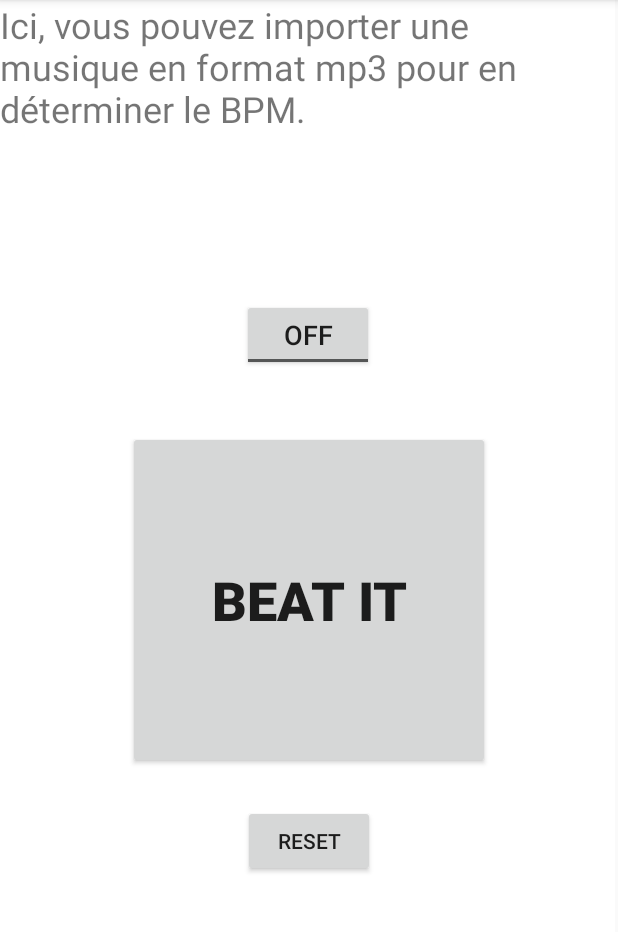
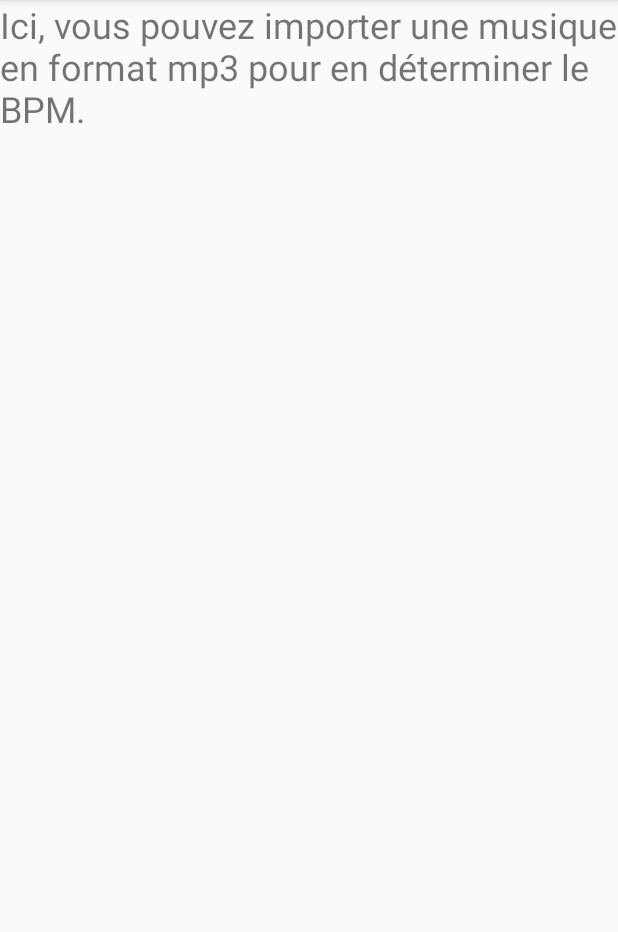
Before and after one commit to PaulDance/PocketBeat, an Android app: the screen it shows after launch (MainActivity), in the side drawer, after a tap on "Trouver le BPM d'une musique", on a phone screen of 412 x 824 dp, the part 84-1016 px from its top. Run offline under Robolectric (Android 15) with nearby library versions, the phone set to English and light mode, and no system bars.

Commit message:
Rearranged main content to a fragment
Instead of having the pocket beat elements in the main activity load up in the background and the loaded fragments appear on top of them, they were moved to be used as a fragment also. Layouts were consequently reworked in order to enable the drawer navigator and to make the fragments appear below the toolbar, not under it.

Signed-off-by: Paul Mabileau <paulmabileau@hotmail.fr>

```diff
--- a/app/src/main/java/eu/tsp/pocketbeat/MainActivity.java
+++ b/app/src/main/java/eu/tsp/pocketbeat/MainActivity.java
@@ -1,6 +1,7 @@
 package eu.tsp.pocketbeat;
 
 import android.os.Bundle;
+import android.support.annotation.NonNull;
 import android.support.design.widget.NavigationView;
 import android.support.v4.app.FragmentManager;
 import android.support.v4.view.GravityCompat;
@@ -10,15 +11,12 @@ import android.support.v7.app.AppCompatActivity;
 import android.support.v7.widget.Toolbar;
 import android.view.Menu;
 import android.view.MenuItem;
-import android.view.View;
-import android.widget.Button;
-import android.widget.SeekBar;
-import android.widget.TextView;
-import android.widget.ToggleButton;
+
 
 /**
- * MainActivity class for the PocketBeat Android application project. It defines all the activity's interactivity with the
- * application's only layout (for now) and has some components that are not customized but surely will be in the future.
+ * MainActivity class for the PocketBeat Android application project. It defines all the activity's navigation
+ * systems in order for them to be able to load the different components creating this application when needed.
+ *
  * @see BeatWorker
  * @see Settings
  * @author Paul Mabileau
@@ -31,69 +29,24 @@ public class MainActivity extends AppCompatActivity implements NavigationView.On
 		super.onCreate(savedInstanceState);
 		this.setContentView(R.layout.activity_main);
 
-		final TextView bpmView = this.findViewById(R.id.bpmView);                           // The text view where the bpm number is displayed.
-		final SeekBar bpmBar = this.findViewById(R.id.bpmBar);                              // The bar used to seek the desired bpm.
-		final BpmSynchronizer bpmSynchronizer = new BpmSynchronizer();                      // The central way to set and get the current bpm.
-		final ButtonBpmGuesser buttonBpmGuesser = new ButtonBpmGuesser(bpmSynchronizer);    // The button beat detector.
-		final BeatWorker beatWorker = new BeatWorker(this, bpmSynchronizer);        // The worker playing the sound in rhythm in the background.
-
-		bpmBar.setMax(Settings.bpmBarMax - Settings.bpmBarMin);                             // The wanted max of the bar is shifted, to simulate a min.
-		bpmBar.incrementProgressBy(Settings.bpmProgressIncrement);                          // Seems useless for now.
-
-		bpmSynchronizer.addTextView(bpmView);                                               // Record the different objects
-		bpmSynchronizer.addBar(bpmBar);                                                     // that need synchronization,
-		bpmSynchronizer.setBpm(Settings.bpmInitProgress);                                   // and set them all to have the initial bpm.
-
-		bpmBar.setOnSeekBarChangeListener(new SeekBar.OnSeekBarChangeListener() {           // When the bpm seek bar changed,
-			@Override public void onProgressChanged(SeekBar seekBar, int progress, boolean fromUser) {
-				if (fromUser) {                                                             // and the user did that,
-					buttonBpmGuesser.reset();                                               // reset the beat detector,
-					bpmSynchronizer.setBpm(progress + Settings.bpmBarMin, bpmBar);    // and synchronize the new bpm.
-				}
-			}
-			@Override public void onStartTrackingTouch(SeekBar seekBar) {}
-			@Override public void onStopTrackingTouch(SeekBar seekBar) {}
-		});
-
-		final ToggleButton toggleBpmButton = this.findViewById(R.id.toggleBpmButton);       // The on/off beat control button.
-		toggleBpmButton.setOnClickListener(new View.OnClickListener() {
-			@Override public void onClick(View view) {                                      // When it is clicked,
-				if (toggleBpmButton.getText().equals("ON")) {                               // and it is 'on',
-					beatWorker.start();                                                     // start the beat,
-				}
-				else {
-					beatWorker.stop();                                                      // otherwise stop it;
-				}
-				buttonBpmGuesser.reset();                                                   // and in any case, reset the detector.
-			}
-		});
-
-		final Button beatItButton = this.findViewById(R.id.beatItButton);                   // The button that makes the manual beat detection
-		beatItButton.setOnClickListener(buttonBpmGuesser);                                  // gets the associated bpm guesser.
-
-		final Button resetGuesserButton = this.findViewById(R.id.resetGuesserButton);       // The button used to reset the beat guesser:
-		resetGuesserButton.setOnClickListener(new View.OnClickListener() {
-			@Override public void onClick(View v) {                                         // when clicked,
-				buttonBpmGuesser.reset();                                                   // reset the detector.
-			}
-		});
-
-
 		final Toolbar toolbar = this.findViewById(R.id.toolbar);
-		setSupportActionBar(toolbar);
+		this.setSupportActionBar(toolbar);
 
 		final DrawerLayout drawer = this.findViewById(R.id.drawer_layout);
-		ActionBarDrawerToggle toggle = new ActionBarDrawerToggle(
-			this, drawer, toolbar, R.string.navigation_drawer_open, R.string.navigation_drawer_close);
+		ActionBarDrawerToggle toggle = new ActionBarDrawerToggle(this, drawer, toolbar, R.string.navigation_drawer_open, R.string.navigation_drawer_close);
 		drawer.addDrawerListener(toggle);
 		toggle.syncState();
 
-		((NavigationView) this.findViewById(R.id.nav_view)).setNavigationItemSelectedListener(this);
+		final NavigationView navigationView = this.findViewById(R.id.nav_view);
+		navigationView.getMenu().getItem(0).setChecked(true);
+		navigationView.setNavigationItemSelectedListener(this);
+		this.getSupportFragmentManager().beginTransaction().add(R.id.fragments_container, new VibFrag()).commit();
 	}
 
 	@Override
 	public void onBackPressed() {
-		DrawerLayout drawer = this.findViewById(R.id.drawer_layout);
+		final DrawerLayout drawer = this.findViewById(R.id.drawer_layout);
+
 		if (drawer.isDrawerOpen(GravityCompat.START)) {
 			drawer.closeDrawer(GravityCompat.START);
 		} else {
@@ -113,9 +66,8 @@ public class MainActivity extends AppCompatActivity implements NavigationView.On
 		// Handle action bar item clicks here. The action bar will
 		// automatically handle clicks on the Home/Up button, so long
 		// as you specify a parent activity in AndroidManifest.xml.
-		int id = item.getItemId();
+		final int id = item.getItemId();
 
-		//noinspection SimplifiableIfStatement
 		if (id == R.id.action_settings) {
 			return true;
 		}
@@ -124,22 +76,27 @@ public class MainActivity extends AppCompatActivity implements NavigationView.On
 	}
 
 	@Override
-	public boolean onNavigationItemSelected(MenuItem item) {        // Handles the left drawer navigation inputs.
-		// Handle navigation view item clicks here.
+	public boolean onNavigationItemSelected(@NonNull MenuItem item) {
+		// Handles the left drawer navigation inputs.
+		System.out.println("ok");
 		final int id = item.getItemId();
-		final FragmentManager fm = getSupportFragmentManager();
+		System.out.println(id);
+		final FragmentManager fm = this.getSupportFragmentManager();
 
 		if (id == R.id.nav_mic) {
-			fm.beginTransaction().replace(R.id.Contentmain, new MicFrag()).commit();
+			System.out.println("nav_mic");
+			fm.beginTransaction().replace(R.id.fragments_container, new MicFrag()).commit();
 		} else if (id == R.id.nav_mp3) {
-			fm.beginTransaction().replace(R.id.Contentmain, new Mp3Frag()).commit();
+			System.out.println("nav_mp3");
+			fm.beginTransaction().replace(R.id.fragments_container, new Mp3Frag()).commit();
 		} else if (id == R.id.nav_send) {
-
+			System.out.println("nav_send");
 		} else if (id == R.id.nav_vib) {
-			fm.beginTransaction().replace(R.id.Contentmain, new VibFrag()).commit();
+			System.out.println("nav_vib");
+			fm.beginTransaction().replace(R.id.fragments_container, new VibFrag()).commit();
 		}
 
-		DrawerLayout drawer = this.findViewById(R.id.drawer_layout);
+		final DrawerLayout drawer = this.findViewById(R.id.drawer_layout);
 		drawer.closeDrawer(GravityCompat.START);
 		return true;
 	}
--- a/app/src/main/java/eu/tsp/pocketbeat/VibFrag.java
+++ b/app/src/main/java/eu/tsp/pocketbeat/VibFrag.java
@@ -1,17 +1,72 @@
 package eu.tsp.pocketbeat;
 
 import android.os.Bundle;
+import android.support.annotation.NonNull;
 import android.support.annotation.Nullable;
 import android.support.v4.app.Fragment;
 import android.view.LayoutInflater;
 import android.view.View;
 import android.view.ViewGroup;
+import android.widget.Button;
+import android.widget.SeekBar;
+import android.widget.TextView;
+import android.widget.ToggleButton;
 
 public class VibFrag extends Fragment {
-    @Nullable
-    @Override
-    public View onCreateView(LayoutInflater inflater, ViewGroup container, Bundle savedInstanceState) {
-        View myview=inflater.inflate(R.layout.fragvib, container, false);
-        return myview;
-    }
+	@Nullable
+	@Override
+	public View onCreateView(@NonNull LayoutInflater inflater, ViewGroup container, Bundle savedInstanceState) {
+		super.onCreate(savedInstanceState);
+		//System.out.println(container.toString());
+		final View thisView = inflater.inflate(R.layout.fragvib, container, false);
+
+		final TextView bpmView = thisView.findViewById(R.id.bpmView);						// The text view where the bpm number is displayed.
+		final SeekBar bpmBar = thisView.findViewById(R.id.bpmBar);							// The bar used to seek the desired bpm.
+		final BpmSynchronizer bpmSynchronizer = new BpmSynchronizer();						// The central way to set and get the current bpm.
+		final ButtonBpmGuesser buttonBpmGuesser = new ButtonBpmGuesser(bpmSynchronizer);	// The button beat detector.
+		final BeatWorker beatWorker = new BeatWorker(this.getActivity(), bpmSynchronizer);	// The worker playing the sound in rhythm in the background.
+
+		bpmBar.setMax(Settings.bpmBarMax - Settings.bpmBarMin);								// The wanted max of the bar is shifted, to simulate a min.
+		bpmBar.incrementProgressBy(Settings.bpmProgressIncrement);							// Seems useless for now.
+
+		bpmSynchronizer.addTextView(bpmView);												// Record the different objects
+		bpmSynchronizer.addBar(bpmBar);														// that need synchronization,
+		bpmSynchronizer.setBpm(Settings.bpmInitProgress);									// and set them all to have the initial bpm.
+
+		bpmBar.setOnSeekBarChangeListener(new SeekBar.OnSeekBarChangeListener() {			// When the bpm seek bar changed,
+			@Override public void onProgressChanged(SeekBar seekBar, int progress, boolean fromUser) {
+				if (fromUser) {																// and the user did that,
+					buttonBpmGuesser.reset();												// reset the beat detector,
+					bpmSynchronizer.setBpm(progress + Settings.bpmBarMin, bpmBar);		// and synchronize the new bpm.
+				}
+			}
+			@Override public void onStartTrackingTouch(SeekBar seekBar) {}
+			@Override public void onStopTrackingTouch(SeekBar seekBar) {}
+		});
+
+		final ToggleButton toggleBpmButton = thisView.findViewById(R.id.toggleBpmButton);	// The on/off beat control button.
+		toggleBpmButton.setOnClickListener(new View.OnClickListener() {
+			@Override public void onClick(View view) {										// When it is clicked,
+				if (toggleBpmButton.getText().equals("ON")) {								// and it is 'on',
+					beatWorker.start();														// start the beat,
+				}
+				else {
+					beatWorker.stop();														// otherwise stop it;
+				}
+				buttonBpmGuesser.reset();													// and in any case, reset the detector.
+			}
+		});
+
+		final Button beatItButton = thisView.findViewById(R.id.beatItButton);				// The button that makes the manual beat detection
+		beatItButton.setOnClickListener(buttonBpmGuesser);									// gets the associated bpm guesser.
+
+		final Button resetGuesserButton = thisView.findViewById(R.id.resetGuesserButton);	// The button used to reset the beat guesser:
+		resetGuesserButton.setOnClickListener(new View.OnClickListener() {
+			@Override public void onClick(View v) {											// when clicked,
+				buttonBpmGuesser.reset();													// reset the detector.
+			}
+		});
+
+		return thisView;
+	}
 }
--- a/app/src/main/res/layout/activity_main.xml
+++ b/app/src/main/res/layout/activity_main.xml
@@ -7,12 +7,13 @@
     android:layout_width="match_parent"
     android:layout_height="match_parent"
     android:fitsSystemWindows="true"
-    tools:openDrawer="start">
+    tools:openDrawer="start"
+    tools:context=".MainActivity">
 
     <include
         layout="@layout/app_bar_main"
         android:layout_width="match_parent"
-        android:layout_height="match_parent" />
+        android:layout_height="wrap_content" />
 
     <android.support.design.widget.NavigationView
         android:id="@+id/nav_view"
--- a/app/src/main/res/layout/app_bar_main.xml
+++ b/app/src/main/res/layout/app_bar_main.xml
@@ -4,12 +4,14 @@
     xmlns:app="http://schemas.android.com/apk/res-auto"
     xmlns:tools="http://schemas.android.com/tools"
     android:layout_width="match_parent"
-    android:layout_height="match_parent"
-    tools:context=".MainActivity">
+    android:layout_height="wrap_content"
+    android:id="@+id/app_bar_main"
+    tools:context=".MainActivity"
+    tools:showIn="@layout/activity_main">
 
     <android.support.design.widget.AppBarLayout
+        android:layout_width="match_parent"
         android:layout_height="wrap_content"
-        android:layout_width="match_parent"
         android:theme="@style/AppTheme.AppBarOverlay">
 
         <android.support.v7.widget.Toolbar
@@ -17,10 +19,15 @@
             android:layout_width="match_parent"
             android:layout_height="?attr/actionBarSize"
             android:background="?attr/colorPrimary"
-            app:popupTheme="@style/AppTheme.PopupOverlay" />
+            app:popupTheme="@style/AppTheme.PopupOverlay"
+            app:layout_scrollFlags="scroll" />
 
     </android.support.design.widget.AppBarLayout>
 
-    <include layout="@layout/content_main"/>
+    <include
+        layout="@layout/fragments_container"
+        android:layout_width="match_parent"
+        android:layout_height="match_parent"
+        app:layout_behavior="@string/appbar_scrolling_view_behavior" />
 
 </android.support.design.widget.CoordinatorLayout>
--- a/app/src/main/res/layout/content_main.xml
+++ /dev/null
@@ -1,91 +0,0 @@
-<?xml version="1.0" encoding="utf-8"?>
-<android.support.constraint.ConstraintLayout
-    xmlns:android="http://schemas.android.com/apk/res/android"
-    xmlns:tools="http://schemas.android.com/tools"
-    xmlns:app="http://schemas.android.com/apk/res-auto"
-    android:layout_width="match_parent"
-    android:layout_height="match_parent"
-	android:soundEffectsEnabled="true"
-    app:layout_behavior="@string/appbar_scrolling_view_behavior"
-    tools:showIn="@layout/app_bar_main"
-    tools:context=".MainActivity"
-	android:id="@+id/Contentmain">
-
-	<SeekBar
-		android:id="@+id/bpmBar"
-		android:layout_width="279dp"
-		android:layout_height="29dp"
-		android:layout_marginTop="40dp"
-		android:max="160"
-		android:progress="60"
-		app:layout_constraintEnd_toEndOf="parent"
-		app:layout_constraintHorizontal_bias="0.492"
-		app:layout_constraintStart_toStartOf="parent"
-		app:layout_constraintTop_toBottomOf="@+id/bpmView" />
-
-	<TextView
-		android:id="@+id/bpmView"
-		android:layout_width="106dp"
-		android:layout_height="50dp"
-		android:layout_marginTop="36dp"
-		android:gravity="right|center_vertical"
-		android:textSize="24sp"
-		android:textStyle="bold"
-		android:typeface="normal"
-		app:fontFamily="casual"
-		app:layout_constraintEnd_toEndOf="parent"
-		app:layout_constraintHorizontal_bias="0.3"
-		app:layout_constraintStart_toStartOf="parent"
-		app:layout_constraintTop_toTopOf="parent" />
-
-	<ToggleButton
-		android:id="@+id/toggleBpmButton"
-		android:layout_width="wrap_content"
-		android:layout_height="wrap_content"
-		android:layout_marginTop="44dp"
-		android:textSize="18sp"
-		android:typeface="normal"
-		app:layout_constraintEnd_toEndOf="parent"
-		app:layout_constraintHorizontal_bias="0.498"
-		app:layout_constraintStart_toStartOf="parent"
-		app:layout_constraintTop_toBottomOf="@+id/bpmBar" />
-
-	<TextView
-		android:id="@+id/bpmText"
-		android:layout_width="75dp"
-		android:layout_height="50dp"
-		android:layout_marginStart="8dp"
-		android:layout_marginLeft="8dp"
-		android:gravity="left|center_vertical"
-		android:text="BPM"
-		android:textSize="24sp"
-		android:textStyle="bold"
-		android:typeface="normal"
-		app:fontFamily="casual"
-		app:layout_constraintBottom_toBottomOf="@+id/bpmView"
-		app:layout_constraintStart_toEndOf="@+id/bpmView" />
-
-	<Button
-		android:id="@+id/beatItButton"
-		android:layout_width="241dp"
-		android:layout_height="225dp"
-		android:layout_marginTop="40dp"
-		android:gravity="center"
-		android:text="Beat It"
-		android:textSize="36sp"
-		android:textStyle="bold"
-		app:layout_constraintEnd_toEndOf="parent"
-		app:layout_constraintStart_toStartOf="parent"
-		app:layout_constraintTop_toBottomOf="@+id/toggleBpmButton" />
-
-	<Button
-		android:id="@+id/resetGuesserButton"
-		android:layout_width="wrap_content"
-		android:layout_height="wrap_content"
-		android:layout_marginTop="24dp"
-		android:text="Reset"
-		app:layout_constraintEnd_toEndOf="parent"
-		app:layout_constraintStart_toStartOf="parent"
-		app:layout_constraintTop_toBottomOf="@+id/beatItButton" />
-
-</android.support.constraint.ConstraintLayout>
--- /dev/null
+++ b/app/src/main/res/layout/fragments_container.xml
@@ -0,0 +1,11 @@
+<?xml version="1.0" encoding="utf-8"?>
+<android.support.constraint.ConstraintLayout
+	xmlns:android="http://schemas.android.com/apk/res/android"
+	xmlns:tools="http://schemas.android.com/tools"
+	android:id="@+id/fragments_container"
+	android:layout_width="match_parent"
+	android:layout_height="match_parent"
+	tools:context=".MainActivity"
+	tools:showIn="@layout/app_bar_main">
+
+</android.support.constraint.ConstraintLayout>
--- a/app/src/main/res/layout/fragmic.xml
+++ b/app/src/main/res/layout/fragmic.xml
@@ -1,10 +1,11 @@
 <?xml version="1.0" encoding="utf-8"?>
 <RelativeLayout xmlns:android="http://schemas.android.com/apk/res/android"
-    android:layout_width="match_parent" android:layout_height="match_parent">
+    android:layout_width="match_parent"
+    android:layout_height="match_parent">
 
     <TextView
         android:id="@+id/textView"
-        android:layout_width="333dp"
+        android:layout_width="match_parent"
         android:layout_height="wrap_content"
         android:layout_marginLeft="50dp"
         android:text="Ici, vous pouvez déterminer le BPM d'une musique grace à votre micro"
--- a/app/src/main/res/layout/fragmp3.xml
+++ b/app/src/main/res/layout/fragmp3.xml
@@ -1,15 +1,14 @@
 <?xml version="1.0" encoding="utf-8"?>
-<RelativeLayout xmlns:android="http://schemas.android.com/apk/res/android"
-    android:layout_width="410dp"
-    android:layout_height="730dp"
-    android:background="#FFFFFF">
+<RelativeLayout
+    xmlns:android="http://schemas.android.com/apk/res/android"
+    android:layout_width="match_parent"
+    android:layout_height="match_parent">
 
     <TextView
         android:id="@+id/textView2"
-        android:layout_width="420dp"
-        android:layout_height="730dp"
+        android:layout_width="match_parent"
+        android:layout_height="wrap_content"
         android:text="Ici, vous pouvez importer une musique en format mp3 pour en déterminer le BPM."
-        android:textSize="24sp"
-        android:background="#FFFFFF" />
+        android:textSize="24sp" />
 
 </RelativeLayout>
--- a/app/src/main/res/menu/activity_main_drawer.xml
+++ b/app/src/main/res/menu/activity_main_drawer.xml
@@ -7,7 +7,7 @@
         <item
             android:id="@+id/nav_vib"
             android:icon="@drawable/ic_menu_slideshow"
-            android:title="PocketBeat Master" />
+            android:title="PocketBeat" />
         <item
             android:id="@+id/nav_mic"
             android:icon="@drawable/ic_mic_none_black_24dp"
--- a/build.gradle
+++ b/build.gradle
@@ -7,7 +7,7 @@ buildscript {
 
     }
     dependencies {
-        classpath 'com.android.tools.build:gradle:3.4.0'
+        classpath 'com.android.tools.build:gradle:3.4.1'
 
         // NOTE: Do not place your application dependencies here; they belong
         // in the individual module build.gradle files
```
Also changed, not shown: app/src/main/res/layout/fragvib.xml (+47 -51 lines).
